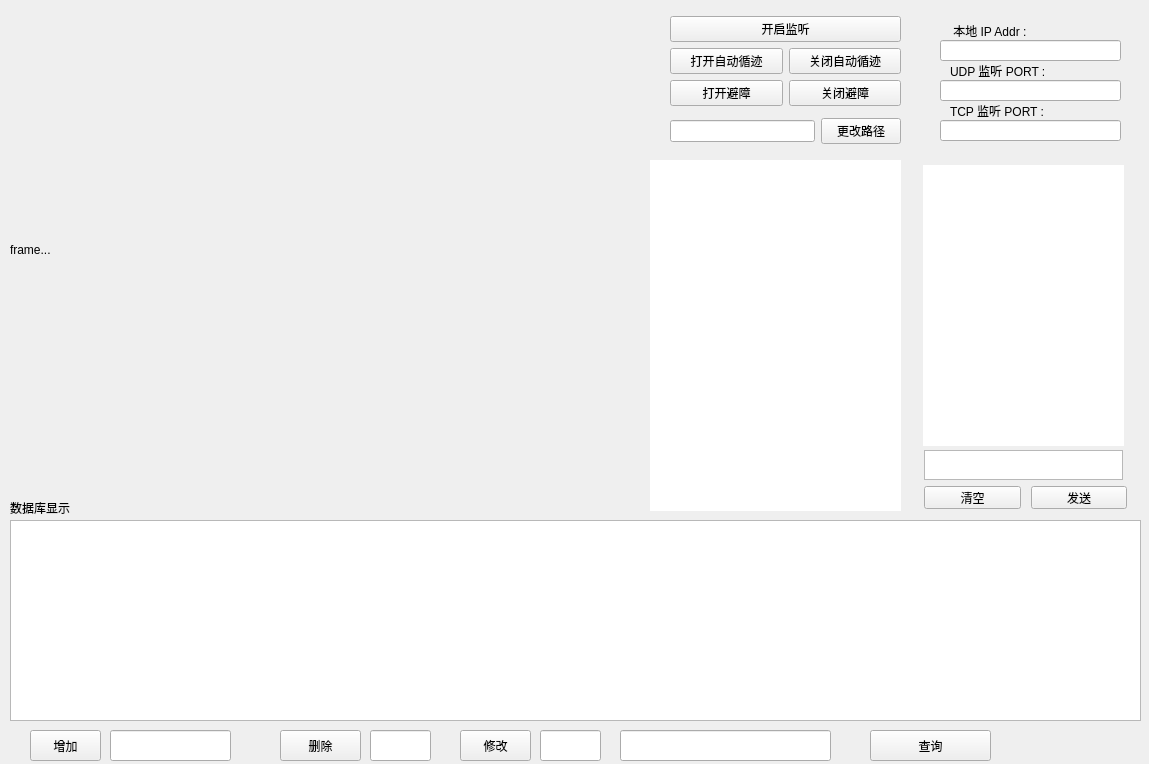
Above: host/src/widget.ui from LX-HMKK/Multi_Terminal_Vision before the change. Below: the same form after it.
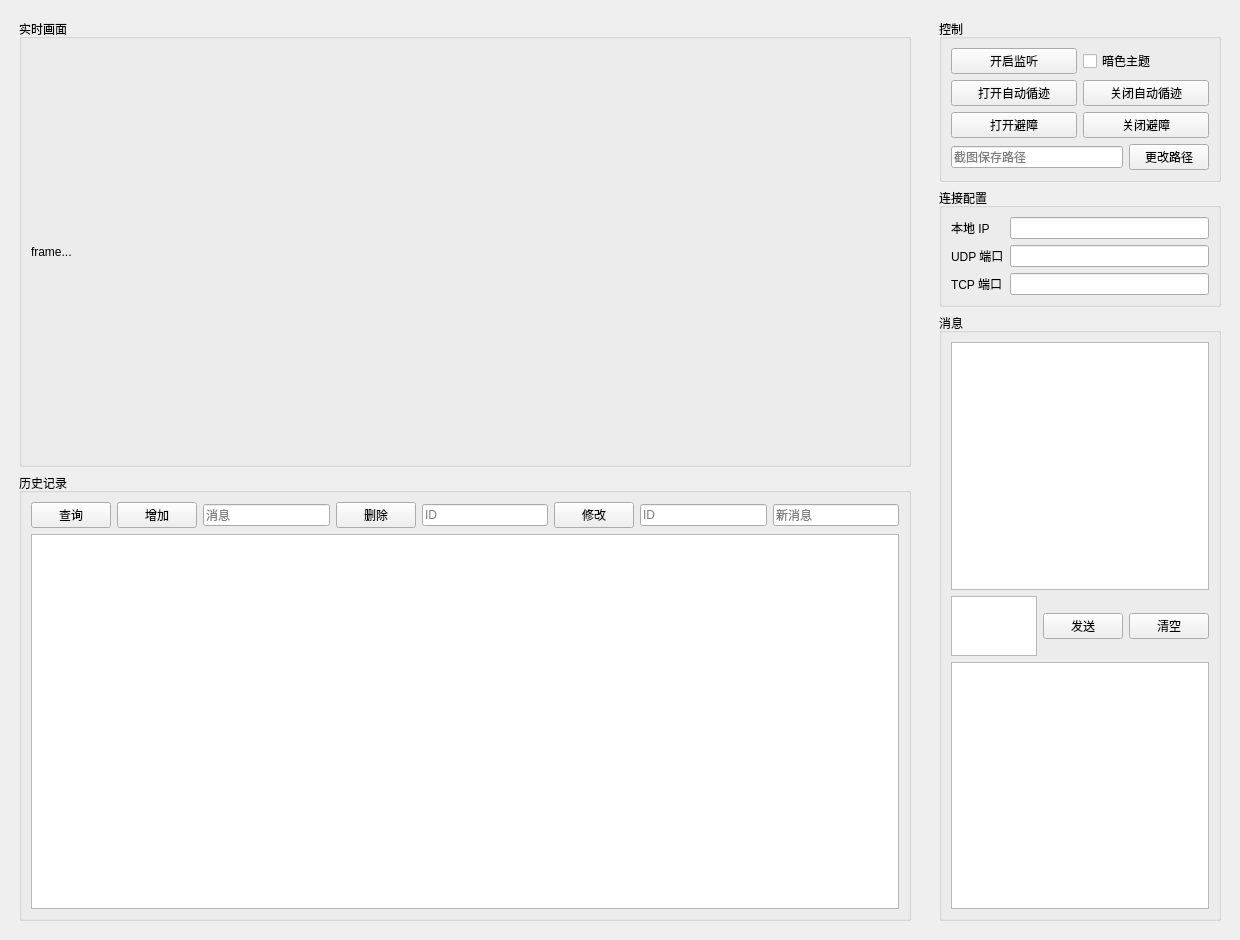
That is the form after the change.

Commit message:
feat(host): 重排上位机为响应式两列布局，支持浅色/暗色主题切换
- 布局：绝对定位改为两列卡片布局（左：实时画面+历史记录；右：控制/连接配置/消息），
  窗口可缩放（去掉固定上限），CRUD 输入框用占位文字标注，去掉“数据库显示”裸标签
- 主题：style.h 提供浅色/暗色两套 QSS；控制卡“暗色主题”复选框实时切换，
  CAR_THEME=dark 环境变量可强制暗色（便于测试/启动）
- 面板卡片(QGroupBox)与按钮/输入/表格/滚动条视觉统一
- 行为不变（保留 widget.cpp 引用的全部 objectName）；qmake 与 CMake 双路径编译通过，
  浅/暗主题经 DPI 截图确认

Patch:
```diff
--- a/host/src/widget.ui
+++ b/host/src/widget.ui
@@ -6,405 +6,356 @@
    <rect>
     <x>0</x>
     <y>0</y>
-    <width>1149</width>
-    <height>764</height>
+    <width>1240</width>
+    <height>940</height>
    </rect>
   </property>
   <property name="minimumSize">
    <size>
-    <width>864</width>
-    <height>499</height>
-   </size>
-  </property>
-  <property name="maximumSize">
-   <size>
-    <width>1200</width>
-    <height>800</height>
+    <width>980</width>
+    <height>740</height>
    </size>
   </property>
   <property name="windowTitle">
    <string>Widget</string>
   </property>
-  <widget class="QLabel" name="label_frame">
-   <property name="geometry">
-    <rect>
-     <x>10</x>
-     <y>10</y>
-     <width>640</width>
-     <height>480</height>
-    </rect>
+  <layout class="QHBoxLayout" name="mainLayout">
+   <property name="spacing">
+    <number>10</number>
    </property>
-   <property name="minimumSize">
-    <size>
-     <width>640</width>
-     <height>480</height>
-    </size>
+   <property name="leftMargin">
+    <number>10</number>
    </property>
-   <property name="maximumSize">
-    <size>
-     <width>640</width>
-     <height>480</height>
-    </size>
+   <property name="topMargin">
+    <number>10</number>
    </property>
-   <property name="text">
-    <string>frame...</string>
+   <property name="rightMargin">
+    <number>10</number>
    </property>
-  </widget>
-  <widget class="QWidget" name="widget_2" native="true">
-   <property name="geometry">
-    <rect>
-     <x>670</x>
-     <y>10</y>
-     <width>231</width>
-     <height>141</height>
-    </rect>
+   <property name="bottomMargin">
+    <number>10</number>
    </property>
-   <layout class="QVBoxLayout" name="verticalLayout_3">
-    <item>
-     <layout class="QGridLayout" name="gridLayout_5">
-      <item row="1" column="1">
-       <widget class="QPushButton" name="close">
-        <property name="text">
-         <string>关闭自动循迹</string>
+   <item>
+    <widget class="QWidget" name="leftCol" native="true">
+     <property name="sizePolicy">
+      <sizepolicy hsizetype="Expanding" vsizetype="Expanding">
+       <horstretch>1</horstretch>
+       <verstretch>1</verstretch>
+      </sizepolicy>
+     </property>
+     <layout class="QVBoxLayout" name="leftLayout">
+      <item>
+       <widget class="QGroupBox" name="group_video">
+        <property name="sizePolicy">
+         <sizepolicy hsizetype="Expanding" vsizetype="Expanding">
+          <horstretch>0</horstretch>
+          <verstretch>0</verstretch>
+         </sizepolicy>
         </property>
-       </widget>
-      </item>
-      <item row="1" column="0">
-       <widget class="QPushButton" name="open">
-        <property name="text">
-         <string>打开自动循迹</string>
+        <property name="title">
+         <string>实时画面</string>
         </property>
+        <layout class="QVBoxLayout" name="videoLayout">
+         <item>
+          <widget class="QLabel" name="label_frame">
+           <property name="minimumSize">
+            <size>
+             <width>400</width>
+             <height>300</height>
+            </size>
+           </property>
+           <property name="text">
+            <string>frame...</string>
+           </property>
+          </widget>
+         </item>
+        </layout>
        </widget>
       </item>
-      <item row="0" column="0" colspan="2">
-       <widget class="QPushButton" name="btn_open">
-        <property name="text">
-         <string>开启监听</string>
+      <item>
+       <widget class="QGroupBox" name="group_hist">
+        <property name="sizePolicy">
+         <sizepolicy hsizetype="Expanding" vsizetype="Expanding">
+          <horstretch>0</horstretch>
+          <verstretch>0</verstretch>
+         </sizepolicy>
         </property>
-       </widget>
-      </item>
-      <item row="2" column="0">
-       <widget class="QPushButton" name="openButton">
-        <property name="text">
-         <string>打开避障</string>
+        <property name="minimumSize">
+         <size>
+          <width>0</width>
+          <height>170</height>
+         </size>
         </property>
+        <property name="title">
+         <string>历史记录</string>
+        </property>
+        <layout class="QVBoxLayout" name="histLayout">
+         <item>
+          <layout class="QHBoxLayout" name="histToolbar">
+           <item>
+            <widget class="QPushButton" name="selectBtn">
+             <property name="text">
+              <string>查询</string>
+             </property>
+            </widget>
+           </item>
+           <item>
+            <widget class="QPushButton" name="addButton">
+             <property name="text">
+              <string>增加</string>
+             </property>
+            </widget>
+           </item>
+           <item>
+            <widget class="QLineEdit" name="lineEdit2">
+             <property name="placeholderText">
+              <string>消息</string>
+             </property>
+            </widget>
+           </item>
+           <item>
+            <widget class="QPushButton" name="deleteButton">
+             <property name="text">
+              <string>删除</string>
+             </property>
+            </widget>
+           </item>
+           <item>
+            <widget class="QLineEdit" name="lineEdit1">
+             <property name="placeholderText">
+              <string>ID</string>
+             </property>
+            </widget>
+           </item>
+           <item>
+            <widget class="QPushButton" name="changeButton">
+             <property name="text">
+              <string>修改</string>
+             </property>
+            </widget>
+           </item>
+           <item>
+            <widget class="QLineEdit" name="lineEdit4">
+             <property name="placeholderText">
+              <string>ID</string>
+             </property>
+            </widget>
+           </item>
+           <item>
+            <widget class="QLineEdit" name="lineEdit3">
+             <property name="placeholderText">
+              <string>新消息</string>
+             </property>
+            </widget>
+           </item>
+          </layout>
+         </item>
+         <item>
+          <widget class="QTableWidget" name="tableWidget">
+           <property name="sizePolicy">
+            <sizepolicy hsizetype="Expanding" vsizetype="Expanding">
+             <horstretch>0</horstretch>
+             <verstretch>0</verstretch>
+            </sizepolicy>
+           </property>
+          </widget>
+         </item>
+        </layout>
        </widget>
       </item>
-      <item row="2" column="1">
-       <widget class="QPushButton" name="closeButton">
-        <property name="text">
-         <string>关闭避障</string>
+     </layout>
+    </widget>
+   </item>
+   <item>
+    <widget class="QWidget" name="panel_right" native="true">
+     <property name="minimumSize">
+      <size>
+       <width>300</width>
+       <height>0</height>
+      </size>
+     </property>
+     <property name="maximumSize">
+      <size>
+       <width>300</width>
+       <height>16777215</height>
+      </size>
+     </property>
+     <property name="sizePolicy">
+      <sizepolicy hsizetype="Fixed" vsizetype="Preferred">
+       <horstretch>0</horstretch>
+       <verstretch>0</verstretch>
+      </sizepolicy>
+     </property>
+     <layout class="QVBoxLayout" name="rightLayout">
+      <item>
+       <widget class="QGroupBox" name="group_ctrl">
+        <property name="title">
+         <string>控制</string>
         </property>
+        <layout class="QGridLayout" name="ctrlGrid">
+         <item row="0" column="0">
+          <widget class="QPushButton" name="btn_open">
+           <property name="text">
+            <string>开启监听</string>
+           </property>
+          </widget>
+         </item>
+         <item row="0" column="1">
+          <widget class="QCheckBox" name="theme_check">
+           <property name="text">
+            <string>暗色主题</string>
+           </property>
+          </widget>
+         </item>
+         <item row="1" column="0">
+          <widget class="QPushButton" name="open">
+           <property name="text">
+            <string>打开自动循迹</string>
+           </property>
+          </widget>
+         </item>
+         <item row="1" column="1">
+          <widget class="QPushButton" name="close">
+           <property name="text">
+            <string>关闭自动循迹</string>
+           </property>
+          </widget>
+         </item>
+         <item row="2" column="0">
+          <widget class="QPushButton" name="openButton">
+           <property name="text">
+            <string>打开避障</string>
+           </property>
+          </widget>
+         </item>
+         <item row="2" column="1">
+          <widget class="QPushButton" name="closeButton">
+           <property name="text">
+            <string>关闭避障</string>
+           </property>
+          </widget>
+         </item>
+         <item row="3" column="0" colspan="2">
+          <layout class="QHBoxLayout" name="pathLayout">
+           <item>
+            <widget class="QLineEdit" name="lineEdit_path">
+             <property name="placeholderText">
+              <string>截图保存路径</string>
+             </property>
+            </widget>
+           </item>
+           <item>
+            <widget class="QPushButton" name="btn_path_change">
+             <property name="text">
+              <string>更改路径</string>
+             </property>
+            </widget>
+           </item>
+          </layout>
+         </item>
+        </layout>
        </widget>
       </item>
-     </layout>
-    </item>
-    <item>
-     <layout class="QGridLayout" name="gridLayout_6">
-      <item row="0" column="2">
-       <widget class="QPushButton" name="btn_path_change">
-        <property name="text">
-         <string>更改路径</string>
+      <item>
+       <widget class="QGroupBox" name="group_conn">
+        <property name="title">
+         <string>连接配置</string>
         </property>
+        <layout class="QGridLayout" name="connGrid">
+         <item row="0" column="0">
+          <widget class="QLabel" name="label_3">
+           <property name="text">
+            <string>本地 IP</string>
+           </property>
+          </widget>
+         </item>
+         <item row="0" column="1">
+          <widget class="QLineEdit" name="line_ip_addr"/>
+         </item>
+         <item row="1" column="0">
+          <widget class="QLabel" name="label_5">
+           <property name="text">
+            <string>UDP 端口</string>
+           </property>
+          </widget>
+         </item>
+         <item row="1" column="1">
+          <widget class="QLineEdit" name="line_udp_port"/>
+         </item>
+         <item row="2" column="0">
+          <widget class="QLabel" name="label_6">
+           <property name="text">
+            <string>TCP 端口</string>
+           </property>
+          </widget>
+         </item>
+         <item row="2" column="1">
+          <widget class="QLineEdit" name="line_tcp_port"/>
+         </item>
+        </layout>
        </widget>
       </item>
-      <item row="0" column="0" colspan="2">
-       <widget class="QLineEdit" name="lineEdit_path">
-        <property name="text">
-         <string/>
+      <item>
+       <widget class="QGroupBox" name="group_msg">
+        <property name="title">
+         <string>消息</string>
         </property>
+        <layout class="QVBoxLayout" name="msgLayout">
+         <item>
+          <widget class="QTextEdit" name="label_msg">
+           <property name="minimumSize">
+            <size>
+             <width>0</width>
+             <height>120</height>
+            </size>
+           </property>
+          </widget>
+         </item>
+         <item>
+          <layout class="QHBoxLayout" name="sendLayout">
+           <item>
+            <widget class="QTextEdit" name="textEdit_send">
+             <property name="maximumSize">
+              <size>
+               <width>200</width>
+               <height>60</height>
+              </size>
+             </property>
+            </widget>
+           </item>
+           <item>
+            <widget class="QPushButton" name="btn_send">
+             <property name="text">
+              <string>发送</string>
+             </property>
+            </widget>
+           </item>
+           <item>
+            <widget class="QPushButton" name="btn_clear">
+             <property name="text">
+              <string>清空</string>
+             </property>
+            </widget>
+           </item>
+          </layout>
+         </item>
+         <item>
+          <widget class="QTextEdit" name="label_msg_send">
+           <property name="minimumSize">
+            <size>
+             <width>0</width>
+             <height>120</height>
+            </size>
+           </property>
+          </widget>
+         </item>
+        </layout>
        </widget>
       </item>
      </layout>
-    </item>
-   </layout>
-  </widget>
-  <widget class="QWidget" name="widget" native="true">
-   <property name="geometry">
-    <rect>
-     <x>940</x>
-     <y>10</y>
-     <width>201</width>
-     <height>131</height>
-    </rect>
-   </property>
-   <widget class="QLabel" name="label_5">
-    <property name="geometry">
-     <rect>
-      <x>10</x>
-      <y>50</y>
-      <width>181</width>
-      <height>21</height>
-     </rect>
-    </property>
-    <property name="text">
-     <string>UDP 监听 PORT :</string>
-    </property>
-   </widget>
-   <widget class="QLineEdit" name="line_tcp_port">
-    <property name="geometry">
-     <rect>
-      <x>0</x>
-      <y>110</y>
-      <width>181</width>
-      <height>21</height>
-     </rect>
-    </property>
-   </widget>
-   <widget class="QLineEdit" name="line_ip_addr">
-    <property name="geometry">
-     <rect>
-      <x>0</x>
-      <y>30</y>
-      <width>181</width>
-      <height>21</height>
-     </rect>
-    </property>
-   </widget>
-   <widget class="QLabel" name="label_3">
-    <property name="geometry">
-     <rect>
-      <x>10</x>
-      <y>10</y>
-      <width>181</width>
-      <height>21</height>
-     </rect>
-    </property>
-    <property name="text">
-     <string> 本地 IP Addr :</string>
-    </property>
-   </widget>
-   <widget class="QLabel" name="label_6">
-    <property name="geometry">
-     <rect>
-      <x>10</x>
-      <y>90</y>
-      <width>181</width>
-      <height>21</height>
-     </rect>
-    </property>
-    <property name="text">
-     <string>TCP 监听 PORT :</string>
-    </property>
-   </widget>
-   <widget class="QLineEdit" name="line_udp_port">
-    <property name="geometry">
-     <rect>
-      <x>0</x>
-      <y>70</y>
-      <width>181</width>
-      <height>21</height>
-     </rect>
-    </property>
-   </widget>
-  </widget>
-  <widget class="QTextEdit" name="label_msg">
-   <property name="geometry">
-    <rect>
-     <x>650</x>
-     <y>160</y>
-     <width>251</width>
-     <height>351</height>
-    </rect>
-   </property>
-   <property name="frameShape">
-    <enum>QFrame::Shape::NoFrame</enum>
-   </property>
-  </widget>
-  <widget class="QWidget" name="layoutWidget">
-   <property name="geometry">
-    <rect>
-     <x>920</x>
-     <y>450</y>
-     <width>211</width>
-     <height>61</height>
-    </rect>
-   </property>
-   <layout class="QGridLayout" name="gridLayout">
-    <item row="1" column="0">
-     <widget class="QPushButton" name="btn_clear">
-      <property name="minimumSize">
-       <size>
-        <width>97</width>
-        <height>23</height>
-       </size>
-      </property>
-      <property name="maximumSize">
-       <size>
-        <width>97</width>
-        <height>23</height>
-       </size>
-      </property>
-      <property name="text">
-       <string>清空</string>
-      </property>
-     </widget>
-    </item>
-    <item row="1" column="1">
-     <widget class="QPushButton" name="btn_send">
-      <property name="minimumSize">
-       <size>
-        <width>96</width>
-        <height>23</height>
-       </size>
-      </property>
-      <property name="maximumSize">
-       <size>
-        <width>96</width>
-        <height>23</height>
-       </size>
-      </property>
-      <property name="text">
-       <string>发送</string>
-      </property>
-     </widget>
-    </item>
-    <item row="0" column="0" colspan="2">
-     <widget class="QTextEdit" name="textEdit_send">
-      <property name="minimumSize">
-       <size>
-        <width>199</width>
-        <height>30</height>
-       </size>
-      </property>
-      <property name="maximumSize">
-       <size>
-        <width>199</width>
-        <height>30</height>
-       </size>
-      </property>
-     </widget>
-    </item>
-   </layout>
-  </widget>
-  <widget class="QLabel" name="label">
-   <property name="geometry">
-    <rect>
-     <x>10</x>
-     <y>500</y>
-     <width>71</width>
-     <height>16</height>
-    </rect>
-   </property>
-   <property name="text">
-    <string>数据库显示</string>
-   </property>
-  </widget>
-  <widget class="QPushButton" name="selectBtn">
-   <property name="geometry">
-    <rect>
-     <x>870</x>
-     <y>730</y>
-     <width>121</width>
-     <height>31</height>
-    </rect>
-   </property>
-   <property name="text">
-    <string>查询</string>
-   </property>
-  </widget>
-  <widget class="QTableWidget" name="tableWidget">
-   <property name="geometry">
-    <rect>
-     <x>10</x>
-     <y>520</y>
-     <width>1131</width>
-     <height>201</height>
-    </rect>
-   </property>
-  </widget>
-  <widget class="QPushButton" name="deleteButton">
-   <property name="geometry">
-    <rect>
-     <x>280</x>
-     <y>730</y>
-     <width>81</width>
-     <height>31</height>
-    </rect>
-   </property>
-   <property name="text">
-    <string>删除</string>
-   </property>
-  </widget>
-  <widget class="QLineEdit" name="lineEdit1">
-   <property name="geometry">
-    <rect>
-     <x>370</x>
-     <y>730</y>
-     <width>61</width>
-     <height>31</height>
-    </rect>
-   </property>
-  </widget>
-  <widget class="QLineEdit" name="lineEdit2">
-   <property name="geometry">
-    <rect>
-     <x>110</x>
-     <y>730</y>
-     <width>121</width>
-     <height>31</height>
-    </rect>
-   </property>
-  </widget>
-  <widget class="QPushButton" name="addButton">
-   <property name="geometry">
-    <rect>
-     <x>30</x>
-     <y>730</y>
-     <width>71</width>
-     <height>31</height>
-    </rect>
-   </property>
-   <property name="text">
-    <string>增加</string>
-   </property>
-  </widget>
-  <widget class="QPushButton" name="changeButton">
-   <property name="geometry">
-    <rect>
-     <x>460</x>
-     <y>730</y>
-     <width>71</width>
-     <height>31</height>
-    </rect>
-   </property>
-   <property name="text">
-    <string>修改</string>
-   </property>
-  </widget>
-  <widget class="QLineEdit" name="lineEdit3">
-   <property name="geometry">
-    <rect>
-     <x>620</x>
-     <y>730</y>
-     <width>211</width>
-     <height>31</height>
-    </rect>
-   </property>
-  </widget>
-  <widget class="QLineEdit" name="lineEdit4">
-   <property name="geometry">
-    <rect>
-     <x>540</x>
-     <y>730</y>
-     <width>61</width>
-     <height>31</height>
-    </rect>
-   </property>
-  </widget>
-  <widget class="QTextEdit" name="label_msg_send">
-   <property name="geometry">
-    <rect>
-     <x>923</x>
-     <y>165</y>
-     <width>201</width>
-     <height>281</height>
-    </rect>
-   </property>
-   <property name="frameShape">
-    <enum>QFrame::Shape::NoFrame</enum>
-   </property>
-  </widget>
+    </widget>
+   </item>
+  </layout>
  </widget>
  <resources/>
  <connections/>
```
Left out of the diff: 2 changed lines with no effect on the pictures. The commit also changes 3 other files.
